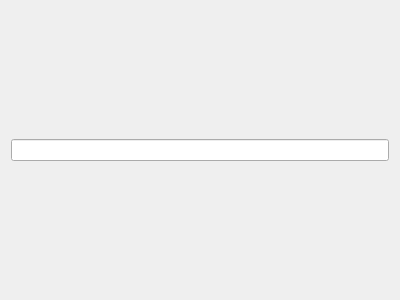
Above: src/searchbox.ui from giosali/rafiki before the change. Below: the same form after it.
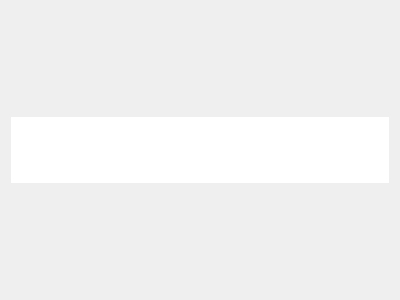
That is the form after the change.

Commit message: Style QLineEdit widget

The edit to the form file:
```diff
--- a/src/searchbox.ui
+++ b/src/searchbox.ui
@@ -15,7 +15,19 @@
   </property>
   <layout class="QHBoxLayout" name="layout">
    <item>
-    <widget class="QLineEdit" name="searchBox" />
+    <widget class="QLineEdit" name="searchBox">
+     <property name="font">
+      <font>
+       <pointsize>26</pointsize>
+      </font>
+     </property>
+     <property name="styleSheet">
+      <string notr="true">QLineEdit {
+	border: none;
+	padding: 12px 8px;
+}</string>
+     </property>
+    </widget>
    </item>
   </layout>
  </widget>
```
